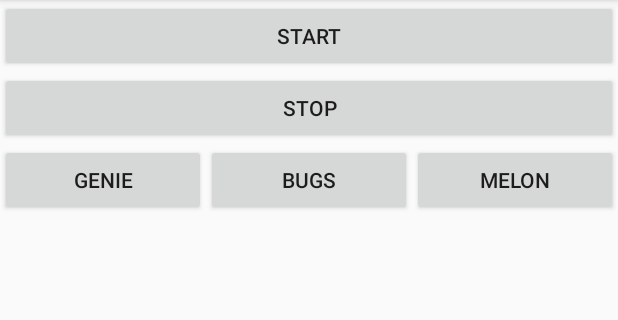
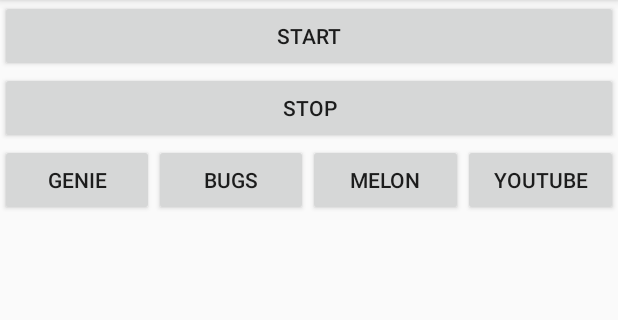
Before and after one commit to jeon9825/grade2_java-project, an Android app: the screen it shows after launch (MainActivity), after a tap on "MELON", on a phone screen of 412 x 824 dp, the part 84-404 px from its top. Run offline under Robolectric (Android 15) with nearby library versions, the phone set to English and light mode, and no system bars.

Commit message:
181107 sming [Youtube Button]

```diff
--- a/03) SMING/Sming/app/src/main/java/com/sming/MainActivity.java
+++ b/03) SMING/Sming/app/src/main/java/com/sming/MainActivity.java
@@ -110,6 +110,19 @@ public class MainActivity extends AppCompatActivity {
             }
         });
 
+        final Button youtubeButton = (Button) findViewById(R.id.YoutubeButton);
+        melonButton.setOnClickListener(new Button.OnClickListener(){
+            @Override
+            public void onClick(View view) {
+                //타 어플(멜론)의 Activity 실행
+                ComponentName cn = new ComponentName("com.google.android.youtube", "com.google.android.youtube.app.honeycomb.Shell$HomeActivity");
+                Intent intent = new Intent(Intent.ACTION_MAIN);
+                intent.addCategory(Intent.CATEGORY_LAUNCHER);
+                intent.setComponent(cn);
+                startActivity(intent);
+            }
+        });
+
         // start capture handling thread
         new Thread() {
             @Override
--- a/03) SMING/Sming/app/src/main/res/layout/activity_main.xml
+++ b/03) SMING/Sming/app/src/main/res/layout/activity_main.xml
@@ -42,6 +42,13 @@
             android:layout_height="wrap_content"
             android:layout_weight="1"
             android:text="MELON" />
+
+        <Button
+            android:id="@+id/YoutubeButton"
+            android:layout_width="wrap_content"
+            android:layout_height="wrap_content"
+            android:layout_weight="1"
+            android:text="YOUTUBE" />
     </LinearLayout>
 
 </LinearLayout>
```
